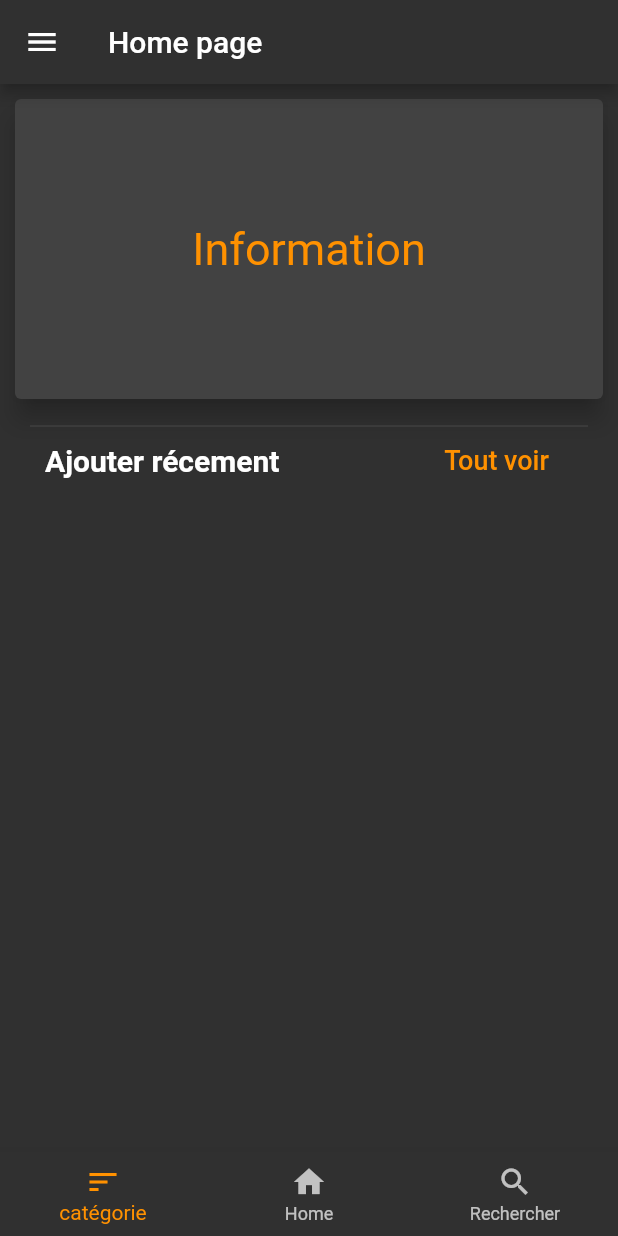
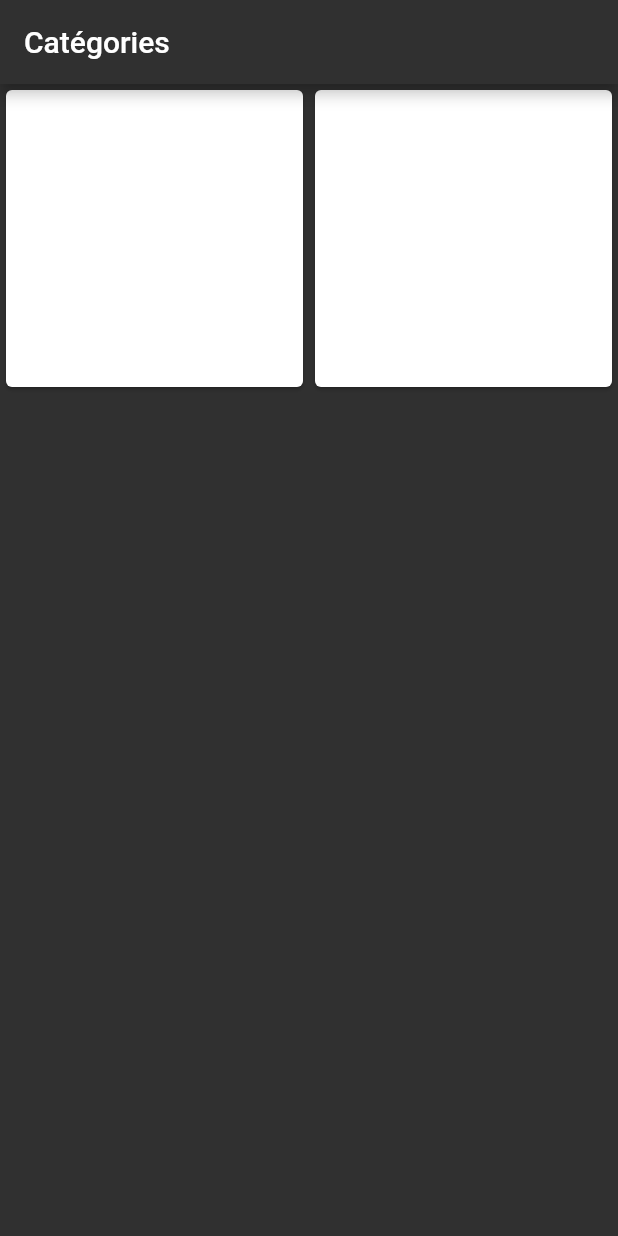
Before and after one commit to ClementAsbert/Card-games-rules, a Flutter app: the screen it shows after launch, on a phone screen of 412 x 824 dp. Run offline on Flutter 3.47's test engine with Material 2 defaults, Android fonts, the phone set to English and light mode, and no system bars.

Commit message:
Visuel Home terminer creation de ardModel et CategoriesModel + ajout d'un peut de data + debut du visuel de CategoriesView

```diff
--- /dev/null
+++ b/card_game_rules/lib/Categories.dart
@@ -0,0 +1,23 @@
+import 'package:flutter/material.dart';
+
+class ListCard extends StatelessWidget {
+  @override
+  Widget build(BuildContext context) {
+    return Scaffold(
+      appBar: AppBar(
+        title: Text('Catégories'),
+      ),
+      body: GridView.count(
+        crossAxisCount: 2,
+        children: [
+          Card(
+            color: Colors.white,
+          ),
+          Card(
+            color: Colors.white,
+          ),
+        ],
+      ),
+    );
+  }
+}
--- a/card_game_rules/lib/Titre_Section+Button.dart
+++ b/card_game_rules/lib/Home/Titre_Section+Button.dart
@@ -1,6 +1,10 @@
 import 'package:flutter/material.dart';
 
 class SectionTitleAndButton extends StatelessWidget {
+  final String titreSection;
+
+  SectionTitleAndButton({this.titreSection});
+
   @override
   Widget build(BuildContext context) {
     return Container(
@@ -10,7 +14,7 @@ class SectionTitleAndButton extends StatelessWidget {
         children: [
           Expanded(
             child: Text(
-              'Ajouter récement',
+              this.titreSection,
               style: TextStyle(
                 fontSize: 20,
                 fontWeight: FontWeight.bold,
--- a/card_game_rules/lib/HomePage.dart
+++ /dev/null
@@ -1,49 +0,0 @@
-import 'package:card_game_rules/Information_Card.dart';
-import 'package:card_game_rules/Titre_Section+Button.dart';
-import 'package:flutter/material.dart';
-
-import 'Drawer.dart';
-
-class HomePage extends StatelessWidget {
-  @override
-  Widget build(BuildContext context) {
-    return Scaffold(
-      appBar: AppBar(
-        title: Text("Home page"),
-      ),
-      drawer: CardDrawer(),
-      body: ListView(
-        children: [
-          Container(
-            child: Column(
-              children: [
-                InformationCard(),
-                Divider(
-                  indent: 20,
-                  endIndent: 20,
-                ),
-                SectionTitleAndButton(),
-              ],
-            ),
-          ),
-        ],
-      ),
-      bottomNavigationBar: BottomNavigationBar(
-        items: [
-          BottomNavigationBarItem(
-            icon: Icon(Icons.sort),
-            label: "catégorie",
-          ),
-          BottomNavigationBarItem(
-            icon: Icon(Icons.home),
-            label: "Home",
-          ),
-          BottomNavigationBarItem(
-            icon: Icon(Icons.search),
-            label: "Rechercher",
-          ),
-        ],
-      ),
-    );
-  }
-}
--- a/card_game_rules/lib/main.dart
+++ b/card_game_rules/lib/main.dart
@@ -1,6 +1,7 @@
+import 'package:card_game_rules/Categories.dart';
 import 'package:flutter/material.dart';
 
-import 'HomePage.dart';
+import 'Home/HomePage.dart';
 
 void main() {
   runApp(MyApp());
@@ -16,7 +17,8 @@ class MyApp extends StatelessWidget {
         accentColor: Colors.orangeAccent[400],
       ),
       debugShowCheckedModeBanner: false,
-      home: HomePage(),
+      //home: HomePage(),
+      home: ListCard(),
     );
   }
 }
--- /dev/null
+++ b/card_game_rules/lib/models/categoris_model.dart
@@ -0,0 +1,6 @@
+class CategoriesModel {
+  String name;
+  String image;
+
+  CategoriesModel({this.name, this.image});
+}
```
Also changed, not shown: card_game_rules/lib/Home/Drawer.dart (renamed from card_game_rules/lib/Drawer.dart, +4 -14 lines), card_game_rules/lib/Home/HomePage.dart (added, +87 -0 lines), card_game_rules/lib/Home/List_jeux_home.dart (added, +79 -0 lines), card_game_rules/lib/data/data.dart (added, +23 -0 lines), card_game_rules/lib/models/Card_model.dart (added, +10 -0 lines), card_game_rules/assets/images/ace-28344_640.png (added), card_game_rules/assets/images/playing-card-311679_640.png (added), card_game_rules/assets/images/playing-cards-311264_640.png (added), card_game_rules/lib/Home/Information_Card.dart (renamed from card_game_rules/lib/Information_Card.dart).
